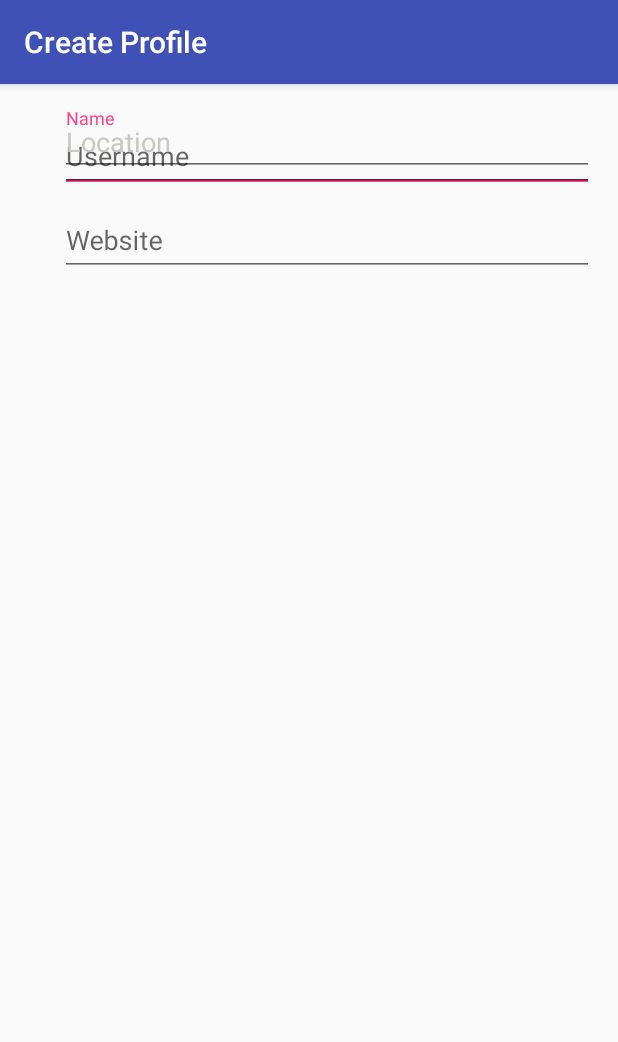
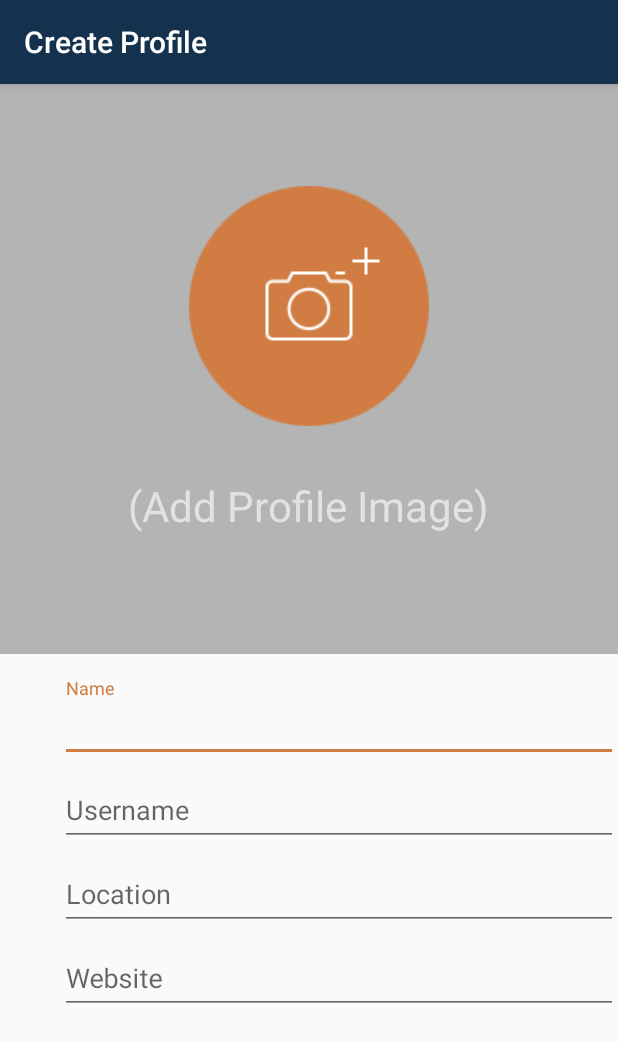
Before and after one commit to ImayaDismas/theforce, an Android app: the screen it shows after launch (CreateProfile), on a phone screen of 412 x 824 dp. Shown: the top 1042 px of the screen. Run offline under Robolectric (Android 15) with nearby library versions, the phone set to English and light mode, and no system bars.

Commit message:
added colors and font and drawables

```diff
--- a/app/src/main/res/layout/activity_create_profile.xml
+++ b/app/src/main/res/layout/activity_create_profile.xml
@@ -3,15 +3,54 @@
     xmlns:tools="http://schemas.android.com/tools"
     android:layout_width="match_parent"
     android:layout_height="match_parent"
+    tools:context="com.example.jaykayitare.theforce.CreateProfile">
+<ScrollView
+    android:layout_height="wrap_content"
+    android:layout_width="match_parent">
+
+
+<RelativeLayout xmlns:android="http://schemas.android.com/apk/res/android"
+    xmlns:tools="http://schemas.android.com/tools"
+    android:layout_width="match_parent"
+    android:layout_height="match_parent"
+
+    tools:context="com.example.jaykayitare.theforce.CreateProfile">
+
+    <RelativeLayout
+        android:id="@+id/image_input"
+        android:background="@color/backgroundgrey"
+        android:layout_width="match_parent"
+        android:layout_height="380dp">
+
+        <ImageButton
+            android:layout_width="wrap_content"
+            android:layout_height="wrap_content"
+            android:id="@+id/imageButton"
+            android:layout_marginTop="68dp"
+            android:layout_centerHorizontal="true"
+            android:background="@drawable/btn_add_profile_img" />
+        <TextView
+            android:id="@+id/add_image_text"
+            android:textColor="@color/addImageColor"
+            android:textSize="28sp"
+            android:text="(Add Profile Image)"
+            android:layout_centerHorizontal="true"
+            android:layout_below="@+id/imageButton"
+            android:layout_marginTop="34dp"
+            android:layout_width="wrap_content"
+            android:layout_height="wrap_content" />
+    </RelativeLayout>
+    <RelativeLayout
+        android:layout_below="@id/image_input"
         android:paddingBottom="@dimen/activity_vertical_margin"
         android:paddingLeft="40dp"
-    android:paddingRight="@dimen/activity_horizontal_margin"
         android:paddingTop="@dimen/activity_vertical_margin"
-    tools:context="com.example.jaykayitare.theforce.CreateProfile">
-
+        android:layout_width="match_parent"
+        android:layout_height="wrap_content">
         <android.support.design.widget.TextInputLayout
             android:layout_width="match_parent"
             android:layout_height="wrap_content"
+            android:textColorHint="@color/textgrey"
             android:id="@+id/name_input_layout">
             <EditText
                 android:id="@+id/name"
@@ -22,37 +61,10 @@
                 android:layout_height="wrap_content" />
         </android.support.design.widget.TextInputLayout>
 
-
-
         <android.support.design.widget.TextInputLayout
             android:layout_width="match_parent"
             android:layout_height="wrap_content"
-        android:layout_below="@+id/username_input_layout"
-        android:layout_alignParentRight="true"
-        android:layout_alignParentEnd="true"
-        android:id="@+id/website_input_layout"
-        >
-        <EditText
-            android:id="@+id/website"
-            android:hint="Website"
-            android:textColorHint="@color/textgrey"
-            android:textColor="@color/textblack"
-            android:layout_width="match_parent"
-            android:layout_height="wrap_content"
-             />
-    </android.support.design.widget.TextInputLayout>
-
-    <android.support.design.widget.TextInputLayout
-        android:layout_width="match_parent"
-        android:layout_height="wrap_content"
-        >
-
-    </android.support.design.widget.TextInputLayout>
-
-    <android.support.design.widget.TextInputLayout
-        android:layout_width="match_parent"
-        android:layout_height="wrap_content"
-        android:layout_below="@+id/view"
+            android:layout_below="@+id/name_input_layout"
             android:layout_alignParentLeft="true"
             android:layout_alignParentStart="true"
             android:id="@+id/username_input_layout"
@@ -67,8 +79,14 @@
                 />
         </android.support.design.widget.TextInputLayout>
 
-
-
+        <android.support.design.widget.TextInputLayout
+            android:layout_width="match_parent"
+            android:layout_height="wrap_content"
+            android:layout_below="@+id/username_input_layout"
+            android:layout_alignParentLeft="true"
+            android:layout_alignParentStart="true"
+            android:id="@+id/location_input_layout"
+            >
             <EditText
                 android:id="@+id/location"
                 android:hint="Location"
@@ -76,11 +94,32 @@
                 android:textColor="@color/textblack"
                 android:layout_width="match_parent"
                 android:layout_height="wrap_content"
-        android:layout_below="@+id/username"
-        android:layout_alignRight="@+id/username"
-        android:layout_alignEnd="@+id/username" />
+                />
+        </android.support.design.widget.TextInputLayout>
 
+        <android.support.design.widget.TextInputLayout
+            android:layout_width="match_parent"
+            android:layout_height="wrap_content"
+            android:layout_below="@+id/location_input_layout"
+            android:layout_alignParentRight="true"
+            android:layout_alignParentEnd="true"
+            android:id="@+id/website_input_layout"
+            >
+            <EditText
+                android:id="@+id/website"
+                android:hint="Website"
+                android:textColorHint="@color/textgrey"
+                android:textColor="@color/textblack"
+                android:layout_width="match_parent"
+                android:layout_height="wrap_content"
+                />
+        </android.support.design.widget.TextInputLayout>
+    </RelativeLayout>
 
 
 
 </RelativeLayout>
+</ScrollView>
+
+
+</RelativeLayout>
--- a/app/src/main/res/values/colors.xml
+++ b/app/src/main/res/values/colors.xml
@@ -10,4 +10,5 @@
     <color name="backgroundgrey">#B4B4B4</color>
     <color name="buttonorange">#D07C42</color>
     <color name="border">#CDCDCD</color>
+    <color name="addImageColor">#E2E2E2</color>
 </resources>
--- a/app/src/main/res/values/styles.xml
+++ b/app/src/main/res/values/styles.xml
@@ -3,9 +3,9 @@
     <!-- Base application theme. -->
     <style name="AppTheme" parent="Theme.AppCompat.Light.DarkActionBar">
         <!-- Customize your theme here. -->
-        <item name="colorPrimary">@color/colorPrimary</item>
-        <item name="colorPrimaryDark">@color/colorPrimaryDark</item>
-        <item name="colorAccent">@color/colorAccent</item>
+        <item name="colorPrimary">@color/weirdblue</item>
+        <item name="colorPrimaryDark">@color/weirdblue</item>
+        <item name="colorAccent">@color/buttonorange</item>
     </style>
 
 </resources>
```
Also changed, not shown: app/src/main/assets/fonts/AvenirNext-Medium.ttf (added), app/src/main/assets/fonts/AvenirNext-MediumItalic.ttf (added), app/src/main/res/drawable/btn_add_img.png (added), app/src/main/res/drawable/btn_add_profile_img.png (added). Lines whose indentation alone changed are shown as unchanged.
